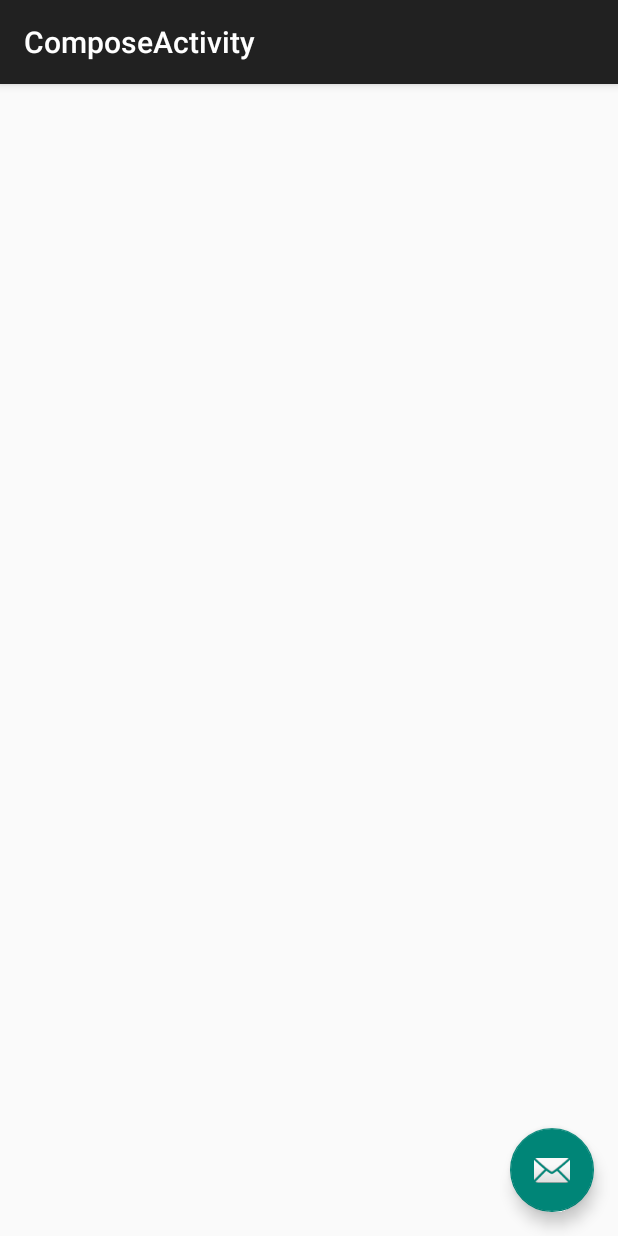
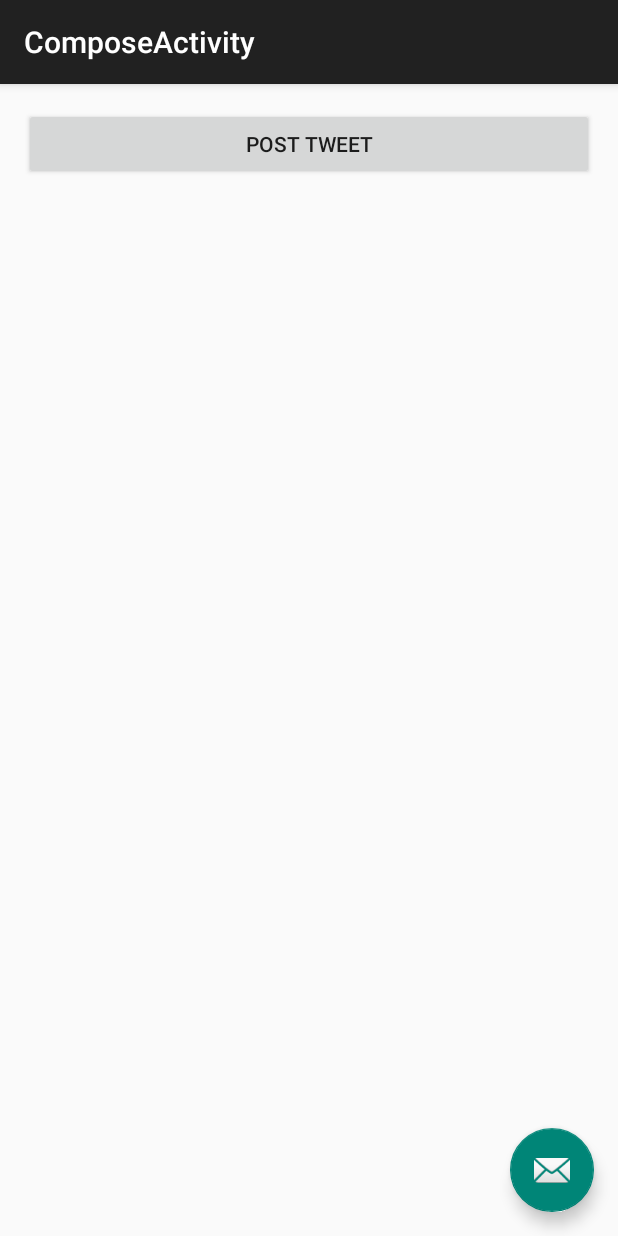
Before and after one commit to terraoldham/TwitterTweets, an Android app: the ComposeActivity screen opened directly, with no data from a screen before it, on a phone screen of 412 x 824 dp. Run offline under Robolectric (Android 15) with nearby library versions, the phone set to English and light mode, and no system bars.

Commit message:
Posting your Tweet setup

```diff
--- a/app/src/main/java/com/codepath/apps/twittertweets/ComposeActivity.java
+++ b/app/src/main/java/com/codepath/apps/twittertweets/ComposeActivity.java
@@ -3,8 +3,15 @@ package com.codepath.apps.twittertweets;
 import android.os.Bundle;
 import android.support.v7.app.AppCompatActivity;
 import android.support.v7.widget.Toolbar;
+import android.view.View;
+import android.widget.Button;
+import android.widget.TextView;
+import android.widget.Toast;
 
 public class ComposeActivity extends AppCompatActivity {
+
+    private Button onCompose;
+    private TextView tweetText;
 
     @Override
     protected void onCreate(Bundle savedInstanceState) {
@@ -12,6 +19,16 @@ public class ComposeActivity extends AppCompatActivity {
         setContentView(R.layout.activity_compose);
         Toolbar toolbar = (Toolbar) findViewById(R.id.toolbar);
         setSupportActionBar(toolbar);
+
+        tweetText = (TextView) findViewById(R.id.tweet_text);
+        onCompose = (Button) findViewById(R.id.onCompose);
+        //onCompose.setOnClickListener((View.OnClickListener) this);
     }
 
+    public void onCompose(View v) {
+        // do something when the button is clicked
+        Toast.makeText(this, "Posting your Tweet", Toast.LENGTH_LONG).show();
+    }
+
+
 }
--- a/app/src/main/res/layout/content_compose.xml
+++ b/app/src/main/res/layout/content_compose.xml
@@ -12,4 +12,16 @@
     tools:context="com.codepath.apps.twittertweets.ComposeActivity"
     tools:showIn="@layout/activity_compose">
 
+    <TextView
+        android:id="@+id/tweet_text"
+        android:layout_width="match_parent"
+        android:layout_height="wrap_content" />
+
+    <Button
+        android:id="@+id/onCompose"
+        android:onClick="onCompose"
+        android:layout_width="match_parent"
+        android:layout_height="wrap_content"
+        android:text="Post Tweet" />
+
 </RelativeLayout>
```
